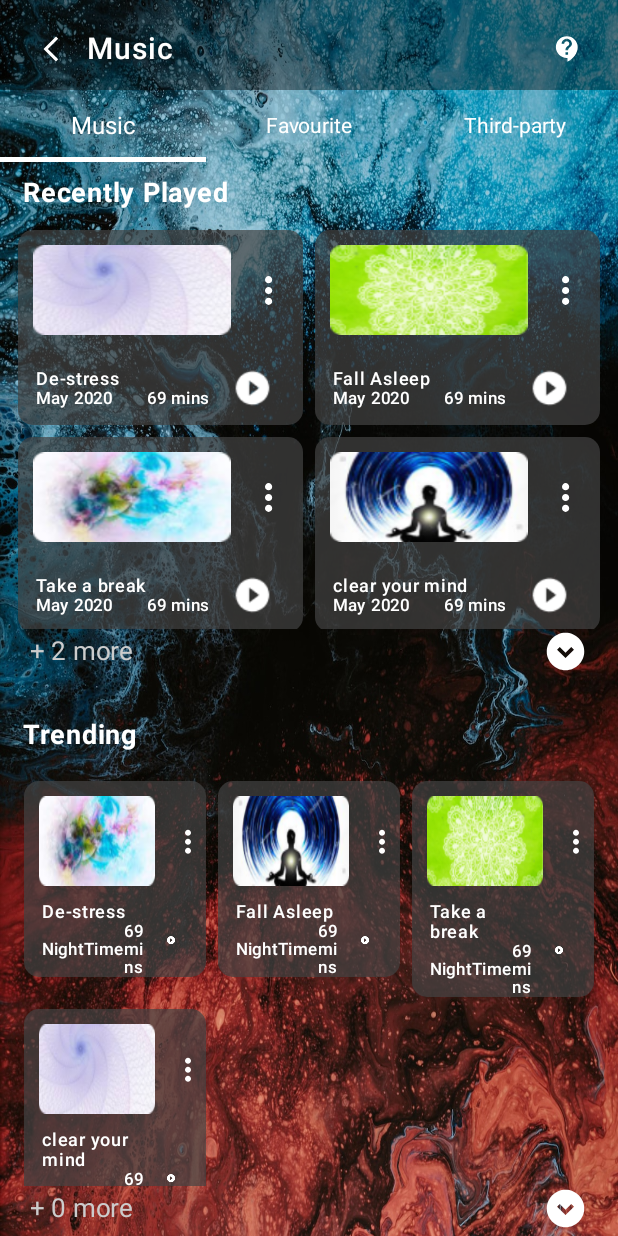
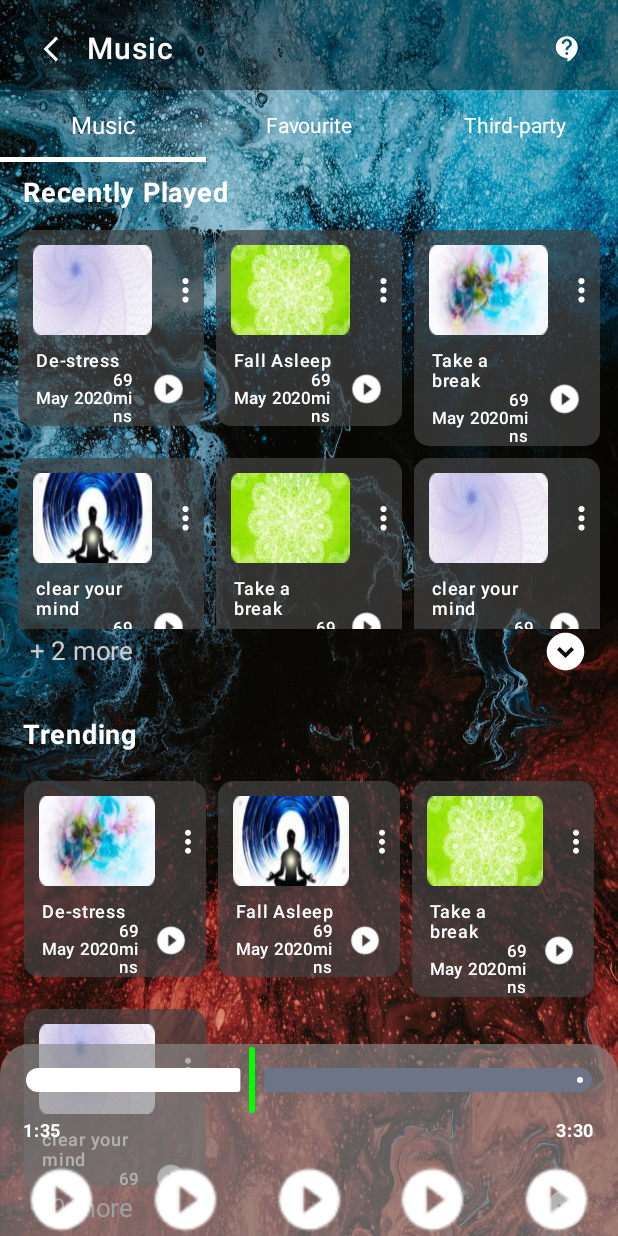
Before and after one commit to ashupandey1620/Sleep, an Android app built with Jetpack Compose: the ListOfMusic screen opened through its navigation route, on a phone screen of 412 x 824 dp. Run offline under Robolectric (Android 15) with nearby library versions, the phone set to English and light mode, and no system bars; our stand-ins replace Dagger/Hilt's generated code.

Commit message:
UI Change

```diff
--- a/app/src/main/java/com/ashutosh/sleep/Components/CustomActionItemMusic.kt
+++ b/app/src/main/java/com/ashutosh/sleep/Components/CustomActionItemMusic.kt
@@ -157,8 +157,7 @@ fun SupportActionItemMusic(
                     contentDescription = "" ,
                     tint = Color.White ,
                     modifier = Modifier
-                        .size(65.dp)
-                        .padding(8.dp)
+                        .size(50.dp)
                         .clickable {
 
                         }
--- /dev/null
+++ b/app/src/main/java/com/ashutosh/sleep/Components/PlayerSlider.kt
@@ -0,0 +1,135 @@
+package com.ashutosh.sleep.Components
+
+import androidx.compose.foundation.background
+import androidx.compose.foundation.clickable
+import androidx.compose.foundation.layout.Arrangement
+import androidx.compose.foundation.layout.Column
+import androidx.compose.foundation.layout.Row
+import androidx.compose.foundation.layout.fillMaxWidth
+import androidx.compose.foundation.layout.padding
+import androidx.compose.foundation.layout.size
+import androidx.compose.foundation.layout.wrapContentWidth
+import androidx.compose.foundation.shape.RoundedCornerShape
+import androidx.compose.material3.Icon
+import androidx.compose.material3.Slider
+import androidx.compose.material3.SliderDefaults
+import androidx.compose.material3.Text
+import androidx.compose.runtime.Composable
+import androidx.compose.ui.Modifier
+import androidx.compose.ui.draw.clip
+import androidx.compose.ui.graphics.Color
+import androidx.compose.ui.res.painterResource
+import androidx.compose.ui.text.font.FontWeight
+import androidx.compose.ui.unit.dp
+import androidx.compose.ui.unit.sp
+import com.ashutosh.sleep.R
+
+@Composable
+fun PlayerSlider() {
+
+    Column(modifier = Modifier
+        .clip(RoundedCornerShape(topStart = 20.dp, topEnd = 20.dp))
+            .background(Color.Gray.copy(alpha = 0.65f))
+            ) {
+        Slider(modifier = Modifier.fillMaxWidth()
+            .padding(horizontal = 15.dp), value = 0.4f , onValueChange = {}, colors = SliderDefaults.colors(
+            thumbColor = Color.Green,
+            activeTrackColor = Color.White
+        ))
+        Row (modifier = Modifier
+            .fillMaxWidth(), horizontalArrangement = Arrangement.SpaceBetween){
+            Text(
+                modifier = Modifier
+                    .wrapContentWidth()
+                    .padding(bottom = 10.dp)
+                    .padding(horizontal = 15.dp) ,
+                text = "1:35" ,
+                color = Color.White ,
+                fontSize = 12.sp ,
+                lineHeight = 20.sp ,
+                fontWeight = FontWeight.Bold ,
+            )
+
+
+            Text(
+                modifier = Modifier
+                    .wrapContentWidth()
+                    .padding(bottom = 10.dp)
+                    .padding(horizontal = 15.dp) ,
+                text = "3:30" ,
+                color = Color.White ,
+                fontSize = 12.sp ,
+                lineHeight = 20.sp ,
+                fontWeight = FontWeight.Bold ,
+            )
+        }
+
+        Row (modifier = Modifier.fillMaxWidth(), horizontalArrangement = Arrangement.SpaceAround) {
+
+
+            Icon(
+                painter = painterResource(id = R.drawable.play) ,
+                contentDescription = "" ,
+                tint = Color.White ,
+                modifier = Modifier
+                    .size(50.dp)
+                    .clickable {
+
+                    }
+            )
+
+
+            Icon(
+                painter = painterResource(id = R.drawable.play) ,
+                contentDescription = "" ,
+                tint = Color.White ,
+                modifier = Modifier
+                    .size(50.dp)
+                    .clickable {
+
+                    }
+            )
+
+
+            Icon(
+                painter = painterResource(id = R.drawable.play) ,
+                contentDescription = "" ,
+                tint = Color.White ,
+                modifier = Modifier
+                    .size(50.dp)
+                    .clickable {
+
+                    }
+            )
+
+
+            Icon(
+                painter = painterResource(id = R.drawable.play) ,
+                contentDescription = "" ,
+                tint = Color.White ,
+                modifier = Modifier
+                    .size(50.dp)
+                    .clickable {
+
+                    }
+            )
+
+
+            Icon(
+                painter = painterResource(id = R.drawable.play) ,
+                contentDescription = "" ,
+                tint = Color.White ,
+                modifier = Modifier
+                    .size(50.dp)
+                    .clickable {
+
+                    }
+            )
+
+
+
+        }
+
+    }
+
+}
--- a/app/src/main/java/com/ashutosh/sleep/Screens/ListOfMusic.kt
+++ b/app/src/main/java/com/ashutosh/sleep/Screens/ListOfMusic.kt
@@ -50,6 +50,7 @@ import androidx.compose.ui.unit.sp
 import androidx.compose.ui.unit.dp
 import androidx.hilt.navigation.compose.hiltViewModel
 import androidx.navigation.NavController
+import com.ashutosh.sleep.Components.PlayerSlider
 import com.ashutosh.sleep.Components.SupportActionGoal
 import com.ashutosh.sleep.Components.SupportActionItemMusic
 import com.ashutosh.sleep.Components.SupportActionMusic
@@ -140,25 +141,25 @@ fun ListOfMusic(
         SupportActionMusic(
             R.drawable.pic1,
             "De-stress",
-            "NightTime",
+            "May 2020",
             "69 mins"),
 
         SupportActionMusic(
             R.drawable.pic2,
             "Fall Asleep",
-            "NightTime",
+            "May 2020",
             "69 mins"),
 
         SupportActionMusic(
             R.drawable.pic3,
             "Take a break",
-            "NightTime",
+            "May 2020",
             "69 mins"),
 
         SupportActionMusic(
             R.drawable.pic4,
             "clear your mind",
-            "NightTime",
+            "May 2020",
             "69 mins")
 
     )
@@ -169,6 +170,9 @@ fun ListOfMusic(
                      navController,
                 "Music"
             )
+        } ,
+        bottomBar =  {
+           PlayerSlider()
         } ,
         content = {
 
@@ -278,7 +282,7 @@ fun ListOfMusic(
                             modifier = Modifier
                                 .fillMaxWidth()
                                 .height(280.dp) ,
-                            columns = GridCells.Fixed(2) ,
+                            columns = GridCells.Adaptive(128.dp) ,
                             userScrollEnabled = false ,
 
                             contentPadding = PaddingValues(
```
Also changed, not shown: app/src/main/java/com/ashutosh/sleep/Components/RainbowBrush.kt (added, +44 -0 lines), app/src/main/java/com/ashutosh/sleep/Screens/HomeScreen.kt (+12 -8 lines).
